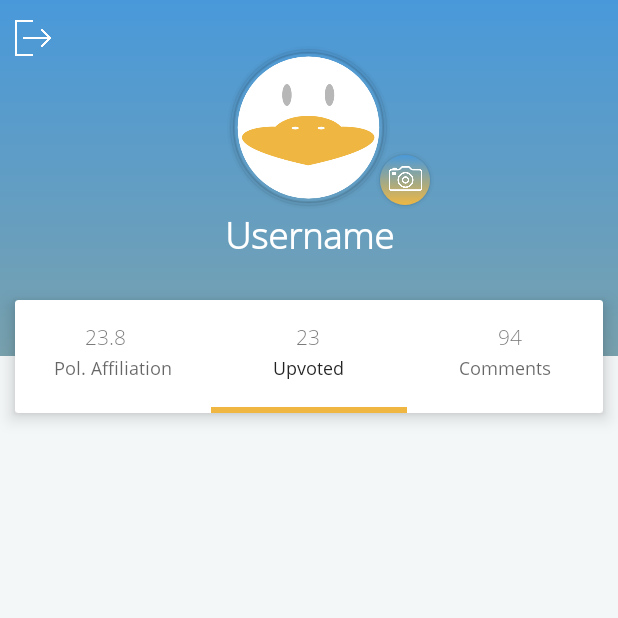
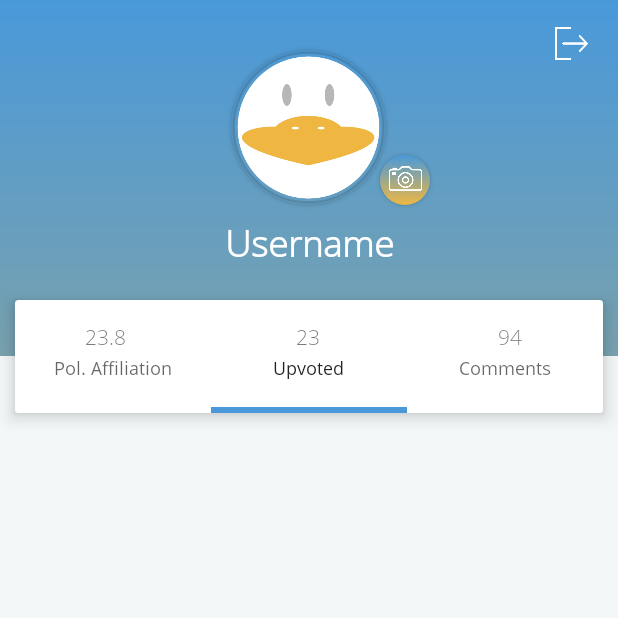
Before and after one commit to SomethingKindaWitty/FBU_Summer_Project, an Android app: the PoliticalAffiliationFragment screen opened directly, with no data from a screen before it, tab 2 chosen, on a phone screen of 412 x 824 dp, the top half of it. Run offline under Robolectric (Android 15) with nearby library versions, the phone set to English and light mode, and no system bars; our stand-ins replace Picasso; libraries missing offline, so code that uses them is left out: com.github.mikephil.charting, com.jjoe64.graphview, com.loopj.android, cz.msebera.android, org.apache.commons; plain views replace GraphView; pictures from the network do not load; 71 statements that could not run were skipped.

Commit message:
moved logout and changed colors for userfrag and moved text over

```diff
--- a/app/src/main/res/layout/fragment_political_affiliation.xml
+++ b/app/src/main/res/layout/fragment_political_affiliation.xml
@@ -23,7 +23,7 @@
         android:layout_height="275dp"
         android:layout_alignParentStart="true"
         android:layout_marginLeft="10dp"
-                android:layout_marginRight="10dp"
+        android:layout_marginRight="5dp"
         android:layout_marginTop="20dp"
         app:cardElevation="7dp">
 
@@ -59,7 +59,7 @@
                 android:layout_height="wrap_content"
                 android:paddingBottom="10dp"
                 android:paddingLeft="10dp"
-                        android:paddingRight="10dp"
+                android:paddingRight="5dp"
                 android:paddingTop="10dp">
 
 
--- a/app/src/main/res/layout/user.xml
+++ b/app/src/main/res/layout/user.xml
@@ -41,7 +41,7 @@
                         android:id="@+id/tabLayout"
                         android:layout_width="match_parent"
                         android:layout_height="match_parent"
-                        app:tabIndicatorColor="@color/duck_beak"
+                        app:tabIndicatorColor="@color/sea_blue"
                         app:tabIndicatorHeight="4dp"
                         app:tabPaddingTop="15dp"
                         app:tabTextAppearance="@style/tab_text">
@@ -182,6 +182,7 @@
                     android:layout_height="wrap_content"
                     android:layout_below="@+id/profImage"
                     android:layout_centerHorizontal="true"
+                    android:layout_marginTop="5dp"
                     android:fontFamily="@font/opensans_light"
                     android:text="Username"
                     android:textAlignment="center"
@@ -217,11 +218,12 @@
 
                 <ImageButton
                     android:id="@+id/logout"
-                    android:layout_width="24dp"
-                    android:layout_height="24dp"
-                    android:layout_alignParentTop="true"
-                    android:layout_alignStart="@+id/topcard"
-                    android:layout_marginTop="13dp"
+                    android:layout_width="22dp"
+                    android:layout_height="22dp"
+                    android:layout_above="@+id/profImage"
+                    android:layout_alignEnd="@+id/topcard"
+                    android:layout_marginBottom="-40dp"
+                    android:layout_marginRight="10dp"
                     android:background="@color/transparent"
                     android:scaleType="fitCenter"
                     android:tint="@color/white"
```
Lines whose indentation alone changed are shown as unchanged.
